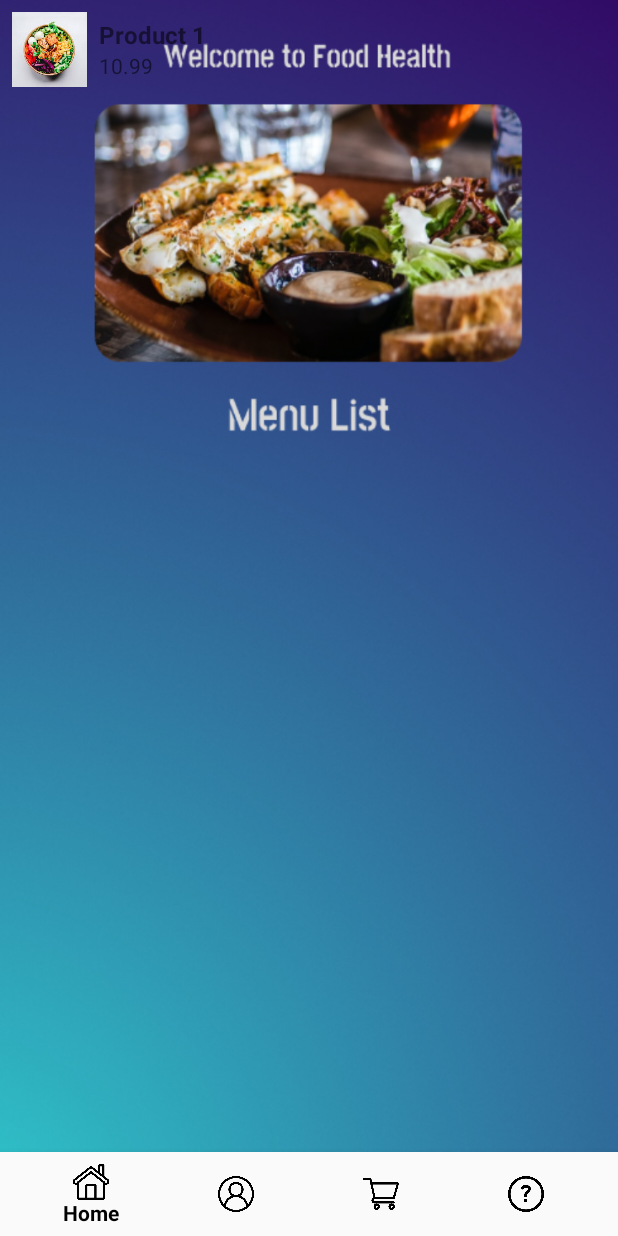
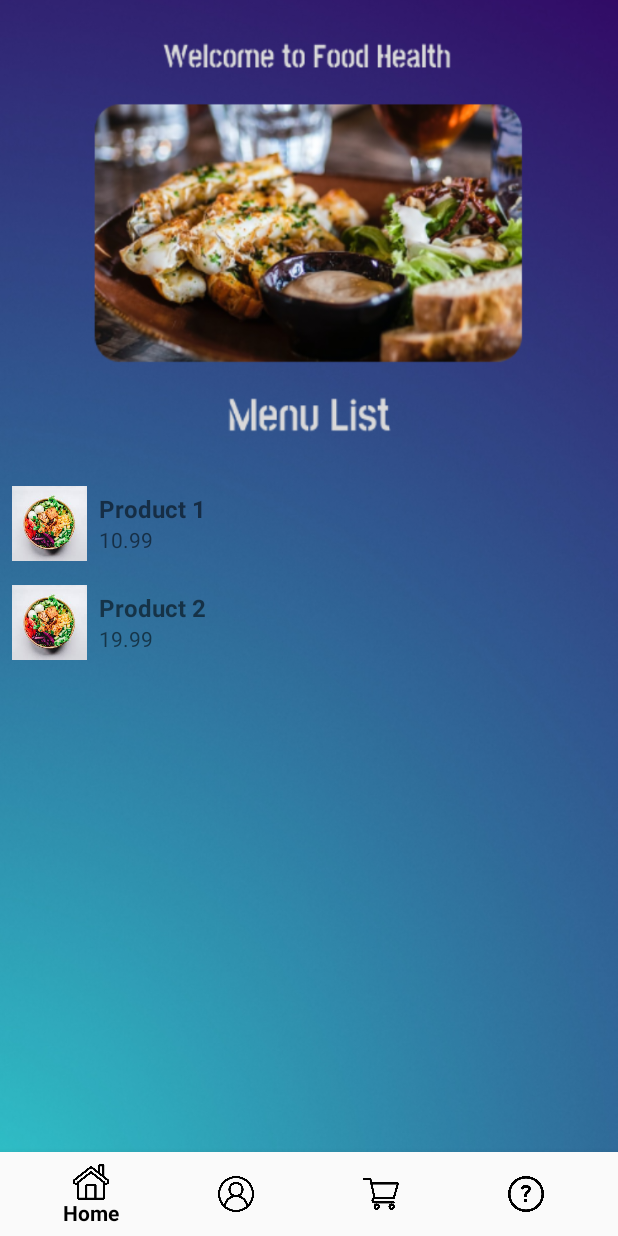
Before and after one commit to daniel-kevin/Food_Health, an Android app: the MainActivity screen opened directly, with no data from a screen before it, on a phone screen of 412 x 824 dp. Run offline under Robolectric (Android 15) with nearby library versions, the phone set to English and light mode, and no system bars; our stand-ins replace Firebase (no records; nobody signed in at launch, a user with empty details on screens opened directly), Picasso; pictures from the network do not load.

Commit message:
Fix List Items

```diff
--- a/app/src/main/java/com/example/foodhealth/DatabaseHelper.java
+++ b/app/src/main/java/com/example/foodhealth/DatabaseHelper.java
@@ -149,7 +149,7 @@ public class DatabaseHelper extends SQLiteOpenHelper {
                 cursor.close();
             }
         }
-
+        System.out.println(productList.size());
         return productList;
     }
 }
--- a/app/src/main/java/com/example/foodhealth/MainActivity.java
+++ b/app/src/main/java/com/example/foodhealth/MainActivity.java
@@ -35,7 +35,8 @@ public class MainActivity extends AppCompatActivity {
         recyclerView.setLayoutManager(new LinearLayoutManager(this));
         productAdapter = new ProductAdapter(productList);
         recyclerView.setAdapter(productAdapter);
-
+//        System.out.println('test');
+        System.out.println(productList);
         BottomNavigationView bottomNavigationView = findViewById(R.id.bottom_navigation_menu);
         bottomNavigationView.setSelectedItemId(R.id.navhome);
 
--- a/app/src/main/res/layout/activity_main.xml
+++ b/app/src/main/res/layout/activity_main.xml
@@ -1,4 +1,3 @@
-<?xml version="1.0" encoding="utf-8"?>
 <RelativeLayout
     xmlns:android="http://schemas.android.com/apk/res/android"
     xmlns:app="http://schemas.android.com/apk/res-auto"
@@ -6,15 +5,14 @@
     android:layout_width="match_parent"
     android:layout_height="match_parent"
     android:orientation="vertical"
-    android:gravity="center"
     android:background="@drawable/homepage"
     tools:context=".MainActivity">
 
     <FrameLayout
+        android:id="@+id/fragment_container"
         android:layout_width="match_parent"
         android:layout_height="match_parent"
-        android:id="@+id/fragment_container"
-        android:layout_above="@+id/bottom_navigation_menu"/>
+        android:layout_above="@+id/bottom_navigation_menu" />
 
     <com.google.android.material.bottomnavigation.BottomNavigationView
         android:layout_width="match_parent"
@@ -28,10 +26,15 @@
         app:menu="@menu/bottom_navigation"/>
 
     <androidx.recyclerview.widget.RecyclerView
-        xmlns:android="http://schemas.android.com/apk/res/android"
         android:id="@+id/recyclerViewProducts"
         android:layout_width="match_parent"
         android:layout_height="match_parent"
+        android:layout_above="@id/bottom_navigation_menu"
+        android:layout_marginTop="300dp"
+        android:layout_marginBottom="16dp"
+        android:clipToPadding="false"
+        android:paddingTop="16dp"
+        android:paddingBottom="16dp"
         android:orientation="vertical" />
 
 </RelativeLayout>
--- a/app/src/main/res/layout/list_item_product.xml
+++ b/app/src/main/res/layout/list_item_product.xml
@@ -1,10 +1,5 @@
 <?xml version="1.0" encoding="utf-8"?>
-<androidx.constraintlayout.widget.ConstraintLayout xmlns:android="http://schemas.android.com/apk/res/android"
-    android:layout_width="match_parent"
-    android:layout_height="match_parent">
-    <!-- list_item_product.xml -->
-    <LinearLayout
-        xmlns:android="http://schemas.android.com/apk/res/android"
+<LinearLayout xmlns:android="http://schemas.android.com/apk/res/android"
     android:layout_width="match_parent"
     android:layout_height="wrap_content"
     android:orientation="horizontal"
@@ -18,8 +13,9 @@
         android:src="@drawable/placeholder" />
 
     <LinearLayout
-            android:layout_width="wrap_content"
+        android:layout_width="0dp"
         android:layout_height="wrap_content"
+        android:layout_weight="1"
         android:layout_gravity="center_vertical"
         android:layout_marginStart="8dp"
         android:orientation="vertical">
@@ -40,5 +36,3 @@
     </LinearLayout>
 
 </LinearLayout>
-
-</androidx.constraintlayout.widget.ConstraintLayout>
```
Lines whose indentation alone changed are shown as unchanged.
